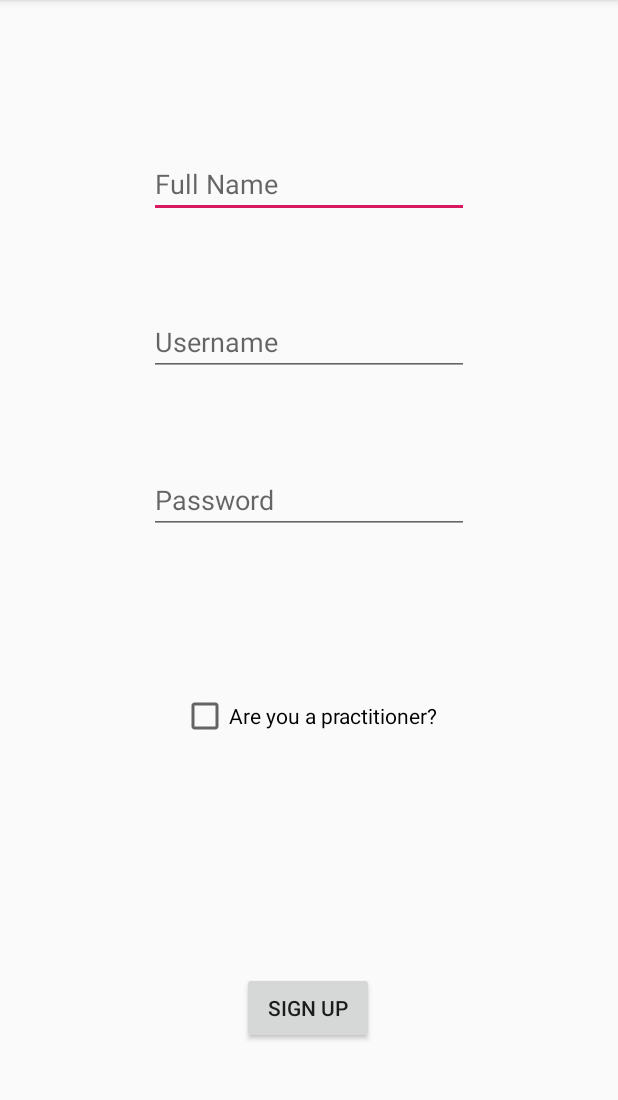
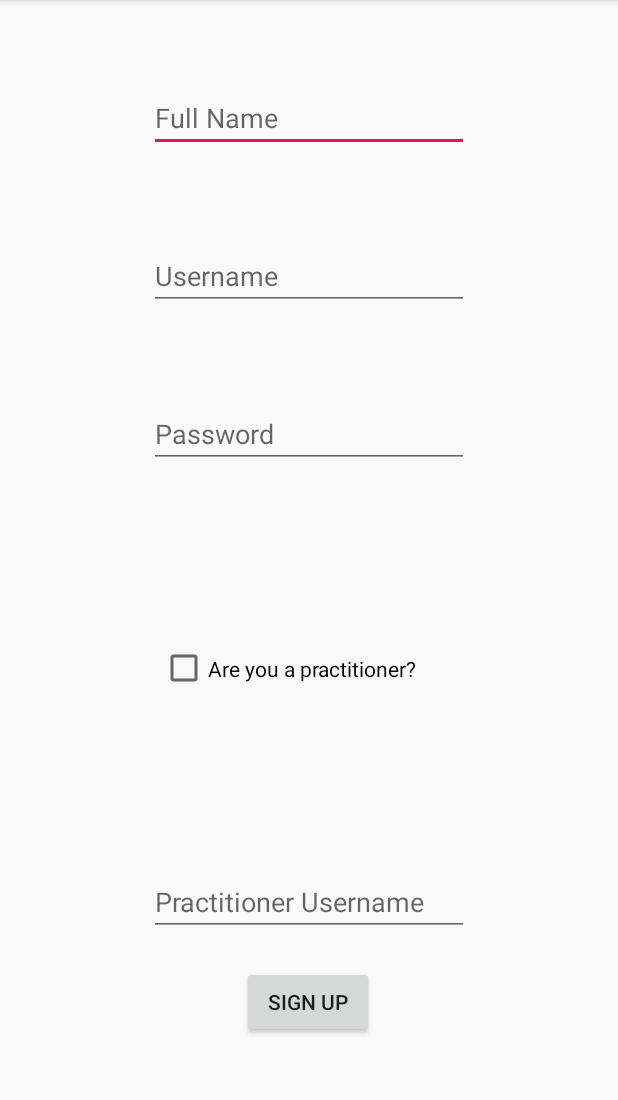
Before and after one commit to DLabbate/TalkItOut, an Android app: the registerActivity screen opened directly, with no data from a screen before it, on a phone screen of 412 x 824 dp, the part 84-1184 px from its top. Run offline under Robolectric (Android 15) with nearby library versions, the phone set to English and light mode, and no system bars.

Commit message:
Added registerActivity checkbox and Intents

```diff
--- a/app/src/main/java/com/example/talkitout/Activities/registerActivity.java
+++ b/app/src/main/java/com/example/talkitout/Activities/registerActivity.java
@@ -2,8 +2,11 @@ package com.example.talkitout.Activities;
 
 import androidx.appcompat.app.AppCompatActivity;
 
+import android.content.Intent;
 import android.os.Bundle;
+import android.view.View;
 import android.widget.Button;
+import android.widget.CheckBox;
 import android.widget.EditText;
 
 import com.example.talkitout.R;
@@ -11,8 +14,9 @@ import com.example.talkitout.R;
 public class  registerActivity extends AppCompatActivity {
 
     DatabaseHelper myDB;
-    Button btnAdd, btnView;
-    EditText editText;
+    CheckBox usertypeCheckBox;
+    EditText nameEditText,usernameEditText,passwordEditText,practitionerEditText;
+    Button signUpButton;
 
 
     @Override
@@ -23,6 +27,47 @@ public class  registerActivity extends AppCompatActivity {
         editText = (EditText) findViewById(R.id.editText);
         btnAdd = (Button) findViewByID(R.id.btnAdd);
         */
+        setupUI();
+        setUpOnClickListeners();
     }
 
+    private void setupUI()
+    {
+        signUpButton = findViewById(R.id.signupButton);
+        usertypeCheckBox = findViewById(R.id.usercheckBox);
+        nameEditText = findViewById(R.id.fullnameEditText);
+        usernameEditText = findViewById(R.id.usernameEditText);
+        passwordEditText = findViewById(R.id.passwordEditText);
+        practitionerEditText = findViewById(R.id.practitionerEditText);
+    }
+
+    private void setUpOnClickListeners()
+    {
+        signUpButton.setOnClickListener(new View.OnClickListener() {
+            @Override
+            public void onClick(View v) {
+                String name = nameEditText.getText().toString();
+                String username = usernameEditText.getText().toString();
+                String password = passwordEditText.getText().toString();
+
+                if (usertypeCheckBox.isChecked())
+                {
+                    //TO DO
+                    //ADD NEW PRACTITIONER
+                    Intent gotoDisplay = new Intent(registerActivity.this,displayActivity.class);
+                    startActivity(gotoDisplay);
+                }
+
+                else
+                {
+                    //ADD NEW CLIENT
+                    Intent gotoselectInput = new Intent(registerActivity.this,selectInput.class);
+                    startActivity(gotoselectInput);
+                }
+            }
+        });
+    }
+
+
+
 }
--- a/app/src/main/res/layout/activity_register.xml
+++ b/app/src/main/res/layout/activity_register.xml
@@ -11,7 +11,7 @@
         android:id="@+id/fullnameEditText"
         android:layout_width="wrap_content"
         android:layout_height="wrap_content"
-        android:layout_marginTop="100dp"
+        android:layout_marginTop="56dp"
         android:ems="10"
         android:hint="Full Name"
         android:inputType="textPersonName"
@@ -41,11 +41,23 @@
         app:layout_constraintStart_toStartOf="@+id/usernameEditText"
         app:layout_constraintTop_toBottomOf="@+id/usernameEditText" />
 
+    <EditText
+        android:id="@+id/practitionerEditText"
+        android:layout_width="wrap_content"
+        android:layout_height="wrap_content"
+        android:layout_marginBottom="20dp"
+        android:ems="10"
+        android:hint="Practitioner Username"
+        android:inputType="textPersonName"
+        app:layout_constraintBottom_toTopOf="@+id/signupButton"
+        app:layout_constraintEnd_toEndOf="parent"
+        app:layout_constraintStart_toStartOf="parent" />
+
     <Button
         android:id="@+id/signupButton"
         android:layout_width="wrap_content"
         android:layout_height="48dp"
-        android:layout_marginBottom="72dp"
+        android:layout_marginBottom="76dp"
         android:text="SIGN UP"
         app:layout_constraintBottom_toBottomOf="parent"
         app:layout_constraintEnd_toEndOf="parent"
@@ -54,13 +66,12 @@
 
     <CheckBox
         android:id="@+id/usercheckBox"
-        android:layout_width="wrap_content"
-        android:layout_height="wrap_content"
-        android:layout_marginTop="16dp"
+        android:layout_width="199dp"
+        android:layout_height="42dp"
         android:text="Are you a practitioner?"
-        app:layout_constraintBottom_toTopOf="@+id/signupButton"
+        app:layout_constraintBottom_toTopOf="@+id/practitionerEditText"
         app:layout_constraintEnd_toEndOf="parent"
         app:layout_constraintStart_toStartOf="parent"
-        app:layout_constraintTop_toBottomOf="@+id/passwordEditText"
-        app:layout_constraintVertical_bias="0.367" />
+        app:layout_constraintTop_toBottomOf="@+id/passwordEditText" />
+
 </androidx.constraintlayout.widget.ConstraintLayout>
```
